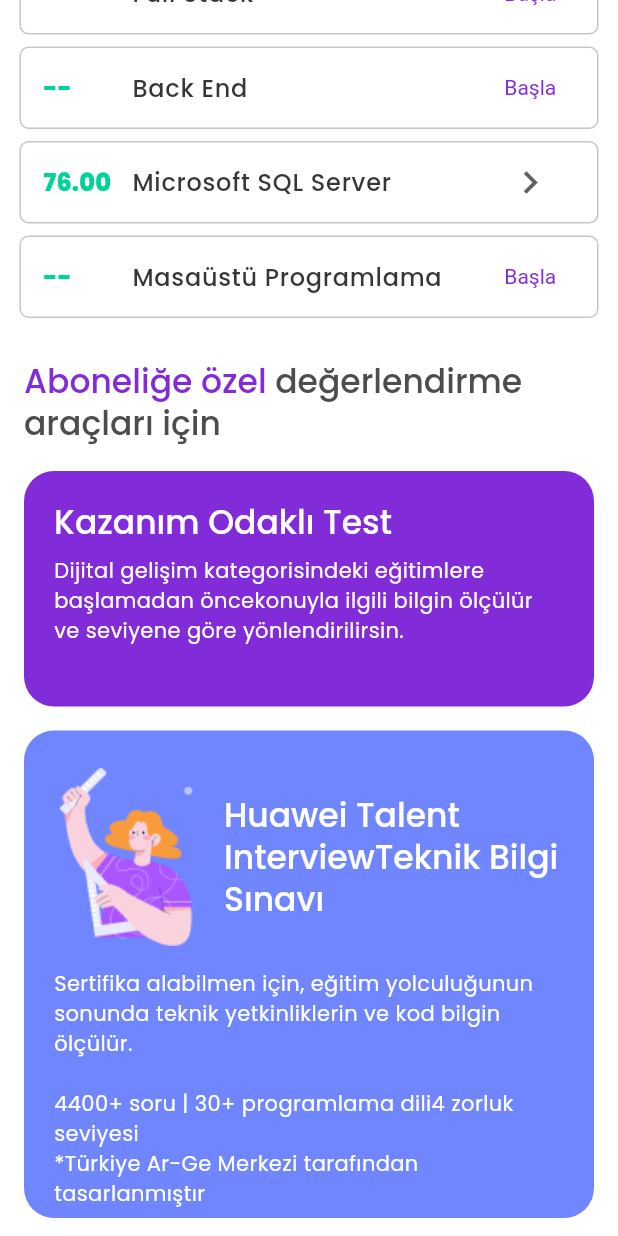
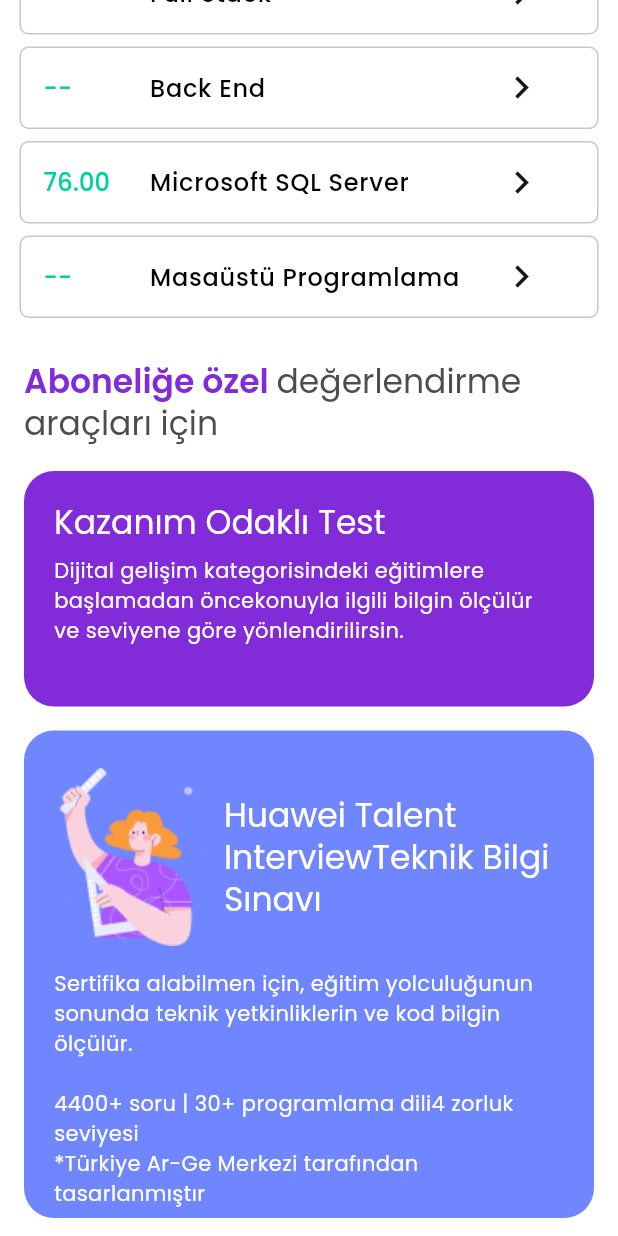
Before and after one commit to ozgeakinci/tobeto-app, a Flutter app: the Reviews screen opened directly, scrolled down 434 dp, on a phone screen of 412 x 824 dp. Run offline on Flutter 3.47's test engine with Material 3 defaults, Android fonts, the phone set to English and light mode, and no system bars; our stand-ins replace google_fonts; missing offline and left inert: dart:ffi.

Commit message:
general update

```diff
--- a/lib/theme/tobeto_theme_color.dart
+++ b/lib/theme/tobeto_theme_color.dart
@@ -36,8 +36,8 @@ class TobetoAppColor {
   static Color textColorBlack = const Color.fromARGB(255, 77, 77, 77);
   static Color textColorDark = const Color(0xFFFFFFFF);
   static Color textColor = const Color.fromARGB(255, 199, 198, 198);
-  static Color buttonColorDark = Color.fromARGB(255, 96, 96, 96);
+  static Color buttonColorDark = Color(0xff161618);
   static Color buttonColorLight = Colors.white;
-  static Color backgroundDark = Color.fromARGB(255, 54, 54, 54);
+  static Color backgroundDark = Colors.black;
   static Color backgroundLight = const Color(0xfff5f5f5);
 }
--- a/lib/view/screens/homeScreens/educations.dart
+++ b/lib/view/screens/homeScreens/educations.dart
@@ -13,7 +13,6 @@ class Educations extends StatelessWidget {
           "Eğitimlerim",
           style: TextStyle(color: TobetoAppColor.backgroundLight),
         ),
-        backgroundColor: TobetoAppColor.colorSchemeLight.primary,
       ),
       body: Padding(
         padding: const EdgeInsets.all(12.0),
--- a/lib/view/screens/homeScreens/recourses.dart
+++ b/lib/view/screens/homeScreens/recourses.dart
@@ -13,7 +13,6 @@ class Recourses extends StatelessWidget {
           "Başvurularım",
           style: TextStyle(color: TobetoAppColor.textColorDark),
         ),
-        backgroundColor: TobetoAppColor.colorSchemeLight.primary,
       ),
       body: Padding(
         padding: const EdgeInsets.all(14.0),
--- a/lib/view/screens/homeScreens/surveys.dart
+++ b/lib/view/screens/homeScreens/surveys.dart
@@ -14,7 +14,6 @@ class Surveys extends StatelessWidget {
           "Anketlerim",
           style: TextStyle(color: TobetoAppColor.backgroundLight),
         ),
-        backgroundColor: TobetoAppColor.colorSchemeLight.primary,
       ),
       body: Center(
         child: Column(
--- a/lib/view/screens/menuScreens/reviews.dart
+++ b/lib/view/screens/menuScreens/reviews.dart
@@ -22,7 +22,7 @@ class Reviews extends StatelessWidget {
                   text: 'Yetkinlik',
                   style: Theme.of(context).textTheme.titleLarge?.copyWith(
                       color: TobetoAppColor.colorSchemeLight.primary,
-                      fontWeight: FontWeight.w500)),
+                      fontWeight: FontWeight.w600)),
               TextSpan(
                   text: 'lerini ücretsiz ölç,           ',
                   style: Theme.of(context).textTheme.titleLarge),
@@ -75,36 +75,36 @@ class Reviews extends StatelessWidget {
         ExamStatusCard(
           point: "--",
           section: 'Full Stack',
-          icon: TextButton(
-            onPressed: () {},
-            child: Text('Başla',
-                style: TextStyle(
-                  color: TobetoAppTheme.lightTheme().primaryColor,
-                )),
-          ),
+          // icon: TextButton(
+          //   onPressed: () {},
+          //   child: Text('Başla',
+          //       style: TextStyle(
+          //         color: TobetoAppTheme.lightTheme().primaryColor,
+          //       )),
+          // ),
         ),
         ExamStatusCard(
           point: '--',
           section: 'Back End',
-          icon: TextButton(
-            onPressed: () {},
-            child: Text('Başla',
-                style: TextStyle(
-                    color: TobetoAppTheme.lightTheme().primaryColor,
-                    fontWeight: FontWeight.normal)),
-          ),
+          // icon: TextButton(
+          //   onPressed: () {},
+          //   child: Text('Başla',
+          //       style: TextStyle(
+          //           color: TobetoAppTheme.lightTheme().primaryColor,
+          //           fontWeight: FontWeight.normal)),
+          // ),
         ),
         const ExamStatusCard(point: '76.00', section: 'Microsoft SQL Server'),
         ExamStatusCard(
           point: '--',
           section: 'Masaüstü Programlama',
-          icon: TextButton(
-            onPressed: () {},
-            child: Text('Başla',
-                style: TextStyle(
-                    color: TobetoAppTheme.lightTheme().primaryColor,
-                    fontWeight: FontWeight.normal)),
-          ),
+          // icon: TextButton(
+          //   onPressed: () {},
+          //   child: Text('Başla',
+          //       style: TextStyle(
+          //           color: TobetoAppTheme.lightTheme().primaryColor,
+          //           fontWeight: FontWeight.normal)),
+          // ),
         ),
         const SizedBox(
           height: 10,
@@ -118,7 +118,7 @@ class Reviews extends StatelessWidget {
                   text: 'Aboneliğe özel ',
                   style: Theme.of(context).textTheme.titleLarge?.copyWith(
                       color: TobetoAppColor.colorSchemeLight.primary,
-                      fontWeight: FontWeight.w500)),
+                      fontWeight: FontWeight.w600)),
               TextSpan(
                   text: 'değerlendirme araçları için',
                   style: Theme.of(context).textTheme.titleLarge),
--- a/lib/view/swiper_page.dart
+++ b/lib/view/swiper_page.dart
@@ -37,7 +37,7 @@ class _SwiperPageState extends State<SwiperPage> {
 
     return Scaffold(
         appBar: AppBar(
-          backgroundColor: TobetoAppColor.colorSchemeLight.primary,
+          // backgroundColor: TobetoAppColor.colorSchemeLight.primary,
           title: Text(
             activeScreenName,
             style: TextStyle(
--- a/lib/view/widgets/reviewsWidget/exam_status_card.dart
+++ b/lib/view/widgets/reviewsWidget/exam_status_card.dart
@@ -37,19 +37,18 @@ class ExamStatusCard extends StatelessWidget {
           child: Padding(
             padding: const EdgeInsets.symmetric(horizontal: 16, vertical: 10),
             child: Row(
-              crossAxisAlignment: CrossAxisAlignment.center,
+              mainAxisAlignment: MainAxisAlignment.start,
               children: [
                 Expanded(
                   flex: 1,
                   child: Text(
                     point,
                     style: Theme.of(context).textTheme.titleMedium?.copyWith(
-                        color: TobetoAppColor.colorSchemeLight.secondary,
-                        fontWeight: FontWeight.w800),
+                        color: TobetoAppColor.colorSchemeLight.secondary),
                   ),
                 ),
                 Expanded(
-                  flex: 4,
+                  flex: 3,
                   child: Text(
                     section,
                     style: Theme.of(context)
```
Also changed, not shown: lib/theme/tobeto_theme.dart (+6 -4 lines), lib/view/screens/homeScreens/announccementAndnews.dart (+4 -6 lines).
